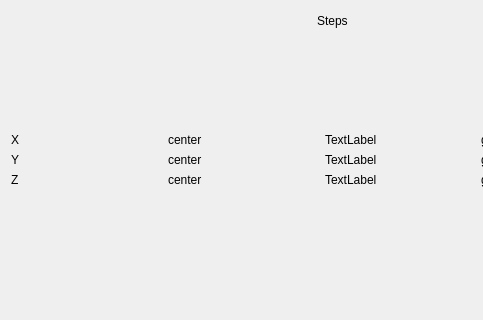
First picture: the form in src/gui/sensorcalibration.ui, repository mmmaisel/antimicrox, before the edit; both pictures show x 0 to 483 and y 184 to 504 of the 800 by 700 pixel window.
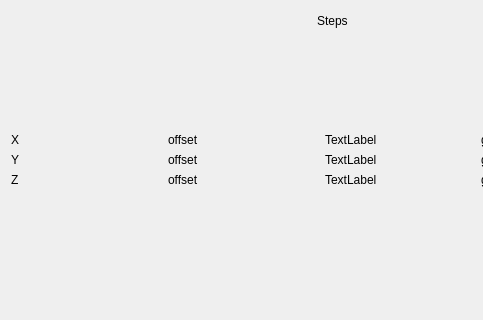
Second picture: the form after the edit. Custom widgets are drawn as their Qt base class.

What changed in the file:
```diff
--- a/src/gui/sensorcalibration.ui
+++ b/src/gui/sensorcalibration.ui
@@ -152,7 +152,7 @@
        <item row="1" column="1">
         <widget class="QLabel" name="centerXLabel">
          <property name="text">
-          <string>center</string>
+          <string>offset</string>
          </property>
         </widget>
        </item>
@@ -166,14 +166,14 @@
        <item row="3" column="1">
         <widget class="QLabel" name="centerZLabel">
          <property name="text">
-          <string>center</string>
+          <string>offset</string>
          </property>
         </widget>
        </item>
        <item row="2" column="1">
         <widget class="QLabel" name="centerYLabel">
          <property name="text">
-          <string>center</string>
+          <string>offset</string>
          </property>
         </widget>
        </item>
```
Left out of the diff: 12 changed lines with no effect on the pictures.
